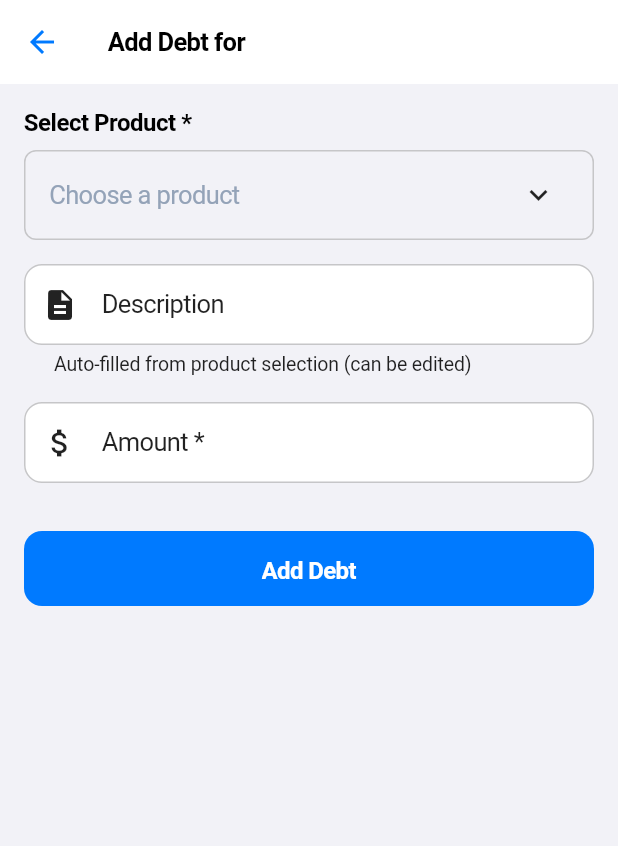
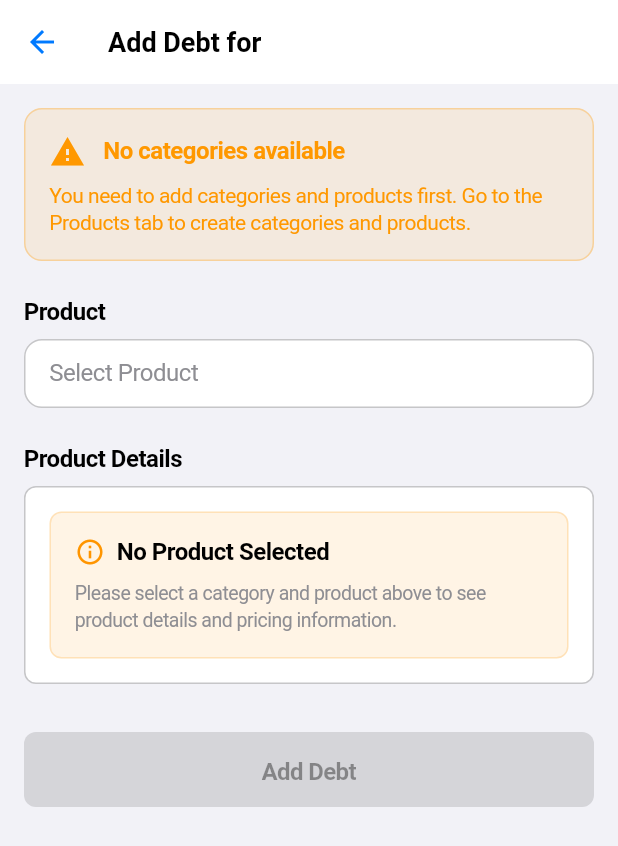
Before and after one commit to johnychnouda/Bechaalany-Debt, a Flutter app: the AddDebtScreen screen opened directly, on a phone screen of 412 x 824 dp. Shown: the top 846 px of the screen. Run offline on Flutter 3.47's test engine with Material 3 defaults, Android fonts, the phone set to English and light mode, and no system bars; our stand-ins replace connectivity_plus, cross_file, flutter_local_notifications, flutter_svg, hive, hive_flutter and 3 more; accounts and stored records are empty; generated files the repository leaves out were written again.

Commit message:
Redesign Add Debt screen with iOS-native UX - replace complex dropdowns with expandable chip selection, auto-fill amount from product price, and modern iOS design patterns

```diff
--- a/lib/screens/add_debt_screen.dart
+++ b/lib/screens/add_debt_screen.dart
@@ -5,7 +5,9 @@ import '../models/customer.dart';
 import '../models/debt.dart';
 import '../models/category.dart';
 import '../providers/app_state.dart';
+import '../utils/currency_formatter.dart';
 import '../services/notification_service.dart';
+import '../widgets/expandable_chip_dropdown.dart';
 
 class AddDebtScreen extends StatefulWidget {
   final Customer? customer;
@@ -17,50 +19,15 @@ class AddDebtScreen extends StatefulWidget {
 }
 
 class _AddDebtScreenState extends State<AddDebtScreen> {
-  final _formKey = GlobalKey<FormState>();
-  final _descriptionController = TextEditingController();
-  final _amountController = TextEditingController();
   Customer? _selectedCustomer;
+  ProductCategory? _selectedCategory;
+  Subcategory? _selectedSubcategory;
   bool _isLoading = false;
-
-  // Product selection
-  ProductCategory? _selectedCategory;
-  Subcategory? _selectedProduct;
 
   @override
   void initState() {
     super.initState();
     _selectedCustomer = widget.customer;
-
-    // Add listener to description controller for real-time validation
-    _descriptionController.addListener(() {
-      setState(() {}); // Rebuild to show/hide warning icon
-    });
-  }
-
-  @override
-  void dispose() {
-    _descriptionController.dispose();
-    _amountController.dispose();
-    super.dispose();
-  }
-
-  void _onProductSelected(Subcategory product) {
-    setState(() {
-      _selectedProduct = product;
-      _selectedCategory = null;
-      // Find the category for this product
-      final appState = Provider.of<AppState>(context, listen: false);
-      for (final category in appState.categories) {
-        if (category.subcategories.any((s) => s.id == product.id)) {
-          _selectedCategory = category;
-          break;
-        }
-      }
-      // Auto-fill amount and description
-      _amountController.text = product.sellingPrice.toString();
-      _descriptionController.text = '${product.name} - ${product.description ?? ''}'.trim();
-    });
   }
 
 
@@ -68,21 +35,20 @@ class _AddDebtScreenState extends State<AddDebtScreen> {
 
 
   Future<void> _saveDebt() async {
-    if (_formKey.currentState?.validate() == true && _selectedCustomer != null && _selectedProduct != null) {
+    if (_selectedCustomer != null && _selectedSubcategory != null) {
       setState(() {
         _isLoading = true;
       });
 
       try {
         final appState = Provider.of<AppState>(context, listen: false);
-        final amount = double.parse(_amountController.text.replaceAll(',', ''));
 
         final debt = Debt(
           id: appState.generateDebtId(),
           customerId: _selectedCustomer!.id,
           customerName: _selectedCustomer!.name,
-          description: _descriptionController.text.trim(),
-          amount: amount,
+          description: _selectedSubcategory!.name,
+          amount: _selectedSubcategory!.sellingPrice,
           type: DebtType.credit,
           status: DebtStatus.pending,
           createdAt: DateTime.now(),
@@ -116,179 +82,378 @@ class _AddDebtScreenState extends State<AddDebtScreen> {
     @override
   Widget build(BuildContext context) {
     return Scaffold(
+      backgroundColor: AppColors.dynamicBackground(context),
       appBar: AppBar(
-        title: Text('Add Debt for ${_selectedCustomer?.name ?? "Customer"}'),
+        title: Text('Add Debt for ${_selectedCustomer?.name ?? "Customer"}',
+          style: TextStyle(color: AppColors.dynamicTextPrimary(context))),
+        backgroundColor: AppColors.dynamicSurface(context),
+        elevation: 0,
+        iconTheme: IconThemeData(color: AppColors.dynamicPrimary(context)),
+        titleTextStyle: TextStyle(
+          color: AppColors.dynamicTextPrimary(context),
+          fontSize: 18,
+          fontWeight: FontWeight.w600,
         ),
-      body: Form(
-        key: _formKey,
-        child: ListView(
+      ),
+      body: Consumer<AppState>(
+        builder: (context, appState, child) {
+          return SingleChildScrollView(
             padding: const EdgeInsets.all(16),
+            child: Column(
+              crossAxisAlignment: CrossAxisAlignment.start,
               children: [
+                // Category Selection
+                _buildExpandableCategorySelection(appState),
+
+                const SizedBox(height: 24),
+
                 // Product Selection
-            Consumer<AppState>(
-              builder: (context, appState, child) {
+                _buildExpandableSubcategorySelection(appState),
+
+                const SizedBox(height: 24),
+
+                // Product Details
+                _buildProductDetails(),
+
+                const SizedBox(height: 32),
+
+                // Add Debt Button
+                _buildAddDebtButton(),
+                const SizedBox(height: 16),
+              ],
+            ),
+          );
+        },
+      ),
+    );
+  }
+
+  Widget _buildExpandableCategorySelection(AppState appState) {
+    final categories = appState.categories.whereType<ProductCategory>().toList();
+
+    if (categories.isEmpty) {
+      return Container(
+        padding: const EdgeInsets.all(16),
+        decoration: BoxDecoration(
+          color: Colors.orange.withAlpha(26),
+          borderRadius: BorderRadius.circular(12),
+          border: Border.all(color: Colors.orange.withAlpha(77)),
+        ),
+        child: Column(
+          crossAxisAlignment: CrossAxisAlignment.start,
+          children: [
+            Row(
+              children: [
+                Icon(Icons.warning, color: Colors.orange),
+                SizedBox(width: 12),
+                Expanded(
+                  child: Text(
+                    'No categories available',
+                    style: TextStyle(
+                      color: Colors.orange,
+                      fontWeight: FontWeight.w600,
+                      fontSize: 16,
+                    ),
+                  ),
+                ),
+              ],
+            ),
+            SizedBox(height: 8),
+            Text(
+              'You need to add categories and products first. Go to the Products tab to create categories and products.',
+              style: TextStyle(
+                color: Colors.orange,
+                fontSize: 14,
+              ),
+            ),
+          ],
+        ),
+      );
+    }
+
+    return ExpandableChipDropdown<ProductCategory>(
+      label: 'Category',
+      value: _selectedCategory,
+      items: categories,
+      itemToString: (category) => category.name,
+      onChanged: (category) {
+        setState(() {
+          _selectedCategory = category;
+          _selectedSubcategory = null;
+        });
+      },
+      placeholder: 'Select Category',
+    );
+  }
+
+  Widget _buildExpandableSubcategorySelection(AppState appState) {
+    final subcategories = _selectedCategory?.subcategories ?? [];
+
+    if (_selectedCategory != null && subcategories.isEmpty) {
+      return Container(
+        padding: const EdgeInsets.all(16),
+        decoration: BoxDecoration(
+          color: Colors.blue.withAlpha(26),
+          borderRadius: BorderRadius.circular(12),
+          border: Border.all(color: Colors.blue.withAlpha(77)),
+        ),
+        child: Column(
+          crossAxisAlignment: CrossAxisAlignment.start,
+          children: [
+            Row(
+              children: [
+                Icon(Icons.info, color: Colors.blue),
+                SizedBox(width: 12),
+                Expanded(
+                  child: Text(
+                    'No products in ${_selectedCategory!.name}',
+                    style: TextStyle(
+                      color: Colors.blue,
+                      fontWeight: FontWeight.w600,
+                      fontSize: 16,
+                    ),
+                  ),
+                ),
+              ],
+            ),
+            SizedBox(height: 8),
+            Text(
+              'Add products to this category in the Products tab.',
+              style: TextStyle(
+                color: Colors.blue,
+                fontSize: 14,
+              ),
+            ),
+          ],
+        ),
+      );
+    }
+
+    return ExpandableChipDropdown<Subcategory>(
+      label: 'Product',
+      value: _selectedSubcategory,
+      items: subcategories,
+      itemToString: (subcategory) => subcategory.name,
+      onChanged: (subcategory) {
+        setState(() {
+          _selectedSubcategory = subcategory;
+        });
+      },
+      placeholder: 'Select Product',
+      enabled: _selectedCategory != null,
+    );
+  }
+
+  Widget _buildProductDetails() {
     return Column(
       crossAxisAlignment: CrossAxisAlignment.start,
       children: [
         Text(
-                      'Select Product *',
+          'Product Details',
           style: TextStyle(
             fontSize: 16,
             fontWeight: FontWeight.w600,
-                        color: AppColors.textPrimary,
+            color: AppColors.dynamicTextPrimary(context),
           ),
         ),
         const SizedBox(height: 8),
         Container(
+          width: double.infinity,
+          padding: const EdgeInsets.all(16),
           decoration: BoxDecoration(
-                        border: Border.all(color: AppColors.border),
+            color: AppColors.dynamicSurface(context),
             borderRadius: BorderRadius.circular(8),
+            border: Border.all(color: AppColors.dynamicBorder(context)),
           ),
-                      child: ExpansionTile(
-                        title: Text(
-                          _selectedProduct?.name ?? 'Choose a product',
+          child: Column(
+            crossAxisAlignment: CrossAxisAlignment.start,
+            children: [
+              if (_selectedSubcategory != null) ...[
+                // Product Name with larger, more prominent display
+                Container(
+                  padding: const EdgeInsets.symmetric(horizontal: 12, vertical: 8),
+                  decoration: BoxDecoration(
+                    color: AppColors.dynamicPrimary(context).withAlpha(26),
+                    borderRadius: BorderRadius.circular(8),
+                    border: Border.all(color: AppColors.dynamicPrimary(context).withAlpha(51)),
+                  ),
+                  child: Row(
+                    children: [
+                      Icon(
+                        Icons.inventory_2,
+                        size: 24,
+                        color: AppColors.dynamicPrimary(context),
+                      ),
+                      const SizedBox(width: 12),
+                      Expanded(
+                        child: Text(
+                          _selectedSubcategory!.name,
                           style: TextStyle(
-                            color: _selectedProduct != null
-                                ? AppColors.textPrimary
-                                : AppColors.textLight,
+                            fontSize: 20,
+                            fontWeight: FontWeight.w700,
+                            color: AppColors.dynamicTextPrimary(context),
                           ),
                         ),
-                        subtitle: _selectedProduct != null
-                            ? Text('${_selectedProduct!.sellingPrice} ${_selectedProduct!.sellingPriceCurrency}')
-                            : null,
-                        children: [
-                          // Category selection
-                          if (appState.categories.isNotEmpty) ...[
-                            Padding(
-                              padding: const EdgeInsets.symmetric(horizontal: 16),
-                              child: DropdownButtonFormField<String>(
-                                value: _selectedCategory?.id,
-                                decoration: const InputDecoration(
-                                  labelText: 'Category',
-                                  border: OutlineInputBorder(),
                       ),
-                                items: [
-                                  const DropdownMenuItem(
-                                    value: null,
-                                    child: Text('All Categories'),
-                                  ),
-                                  ...appState.categories.map((category) => DropdownMenuItem(
-                                    value: category.id,
-                                    child: Text(category.name),
-                                  )),
                     ],
-                                onChanged: (categoryId) {
-                                  setState(() {
-                                    _selectedCategory = categoryId != null
-                                        ? appState.categories.firstWhere((c) => c.id == categoryId)
-                                        : null;
-                                    _selectedProduct = null;
-                                  });
-                                },
                   ),
                 ),
                 const SizedBox(height: 16),
-                          ],
 
-                          // Product selection
-                          Padding(
-                            padding: const EdgeInsets.symmetric(horizontal: 16),
-                            child: DropdownButtonFormField<String>(
-                              value: _selectedProduct?.id,
-                              decoration: const InputDecoration(
-                                labelText: 'Product *',
-                                border: OutlineInputBorder(),
+                // Category and Price in a clean layout
+                Row(
+                  children: [
+                    // Category Info
+                    Expanded(
+                      child: Container(
+                        padding: const EdgeInsets.all(12),
+                        decoration: BoxDecoration(
+                          color: AppColors.dynamicSurface(context),
+                          borderRadius: BorderRadius.circular(8),
+                          border: Border.all(color: AppColors.dynamicBorder(context)),
                         ),
-                              items: [
-                                const DropdownMenuItem(
-                                  value: null,
-                                  child: Text('Select a product'),
+                        child: Column(
+                          crossAxisAlignment: CrossAxisAlignment.start,
+                          children: [
+                            Row(
+                              children: [
+                                Icon(
+                                  Icons.category,
+                                  size: 16,
+                                  color: AppColors.dynamicTextSecondary(context),
                                 ),
-                                ...(_selectedCategory != null
-                                    ? _selectedCategory!.subcategories
-                                    : appState.categories.expand((c) => c.subcategories)
-                                ).map((product) => DropdownMenuItem(
-                                  value: product.id,
-                                  child: Text('${product.name} - ${product.sellingPrice} ${product.sellingPriceCurrency}'),
-                                )),
-                              ],
-                              onChanged: (productId) {
-                                if (productId != null) {
-                                  final product = (_selectedCategory != null
-                                      ? _selectedCategory!.subcategories
-                                      : appState.categories.expand((c) => c.subcategories)
-                                  ).firstWhere((p) => p.id == productId);
-                                  _onProductSelected(product);
-                                }
-                              },
-                              validator: (value) {
-                                if (value == null) {
-                                  return 'Please select a product';
-                                }
-                                return null;
-                              },
+                                const SizedBox(width: 6),
+                                Text(
+                                  'Category',
+                                  style: TextStyle(
+                                    fontSize: 12,
+                                    fontWeight: FontWeight.w500,
+                                    color: AppColors.dynamicTextSecondary(context),
                                   ),
                                 ),
-                          const SizedBox(height: 16),
+                              ],
+                            ),
+                            const SizedBox(height: 4),
+                            Text(
+                              _selectedCategory?.name ?? 'Not selected',
+                              style: TextStyle(
+                                fontSize: 14,
+                                fontWeight: FontWeight.w600,
+                                color: AppColors.dynamicTextPrimary(context),
+                              ),
+                            ),
+                          ],
+                        ),
+                      ),
+                    ),
+                    const SizedBox(width: 12),
+
+                    // Unit Price
+                    Expanded(
+                      child: Container(
+                        padding: const EdgeInsets.all(12),
+                        decoration: BoxDecoration(
+                          color: AppColors.dynamicSuccess(context).withAlpha(26),
+                          borderRadius: BorderRadius.circular(8),
+                          border: Border.all(color: AppColors.dynamicSuccess(context).withAlpha(51)),
+                        ),
+                        child: Column(
+                          crossAxisAlignment: CrossAxisAlignment.start,
+                          children: [
+                            Row(
+                              children: [
+                                Icon(
+                                  Icons.attach_money,
+                                  size: 16,
+                                  color: AppColors.dynamicSuccess(context),
+                                ),
+                                const SizedBox(width: 6),
+                                Text(
+                                  'Unit Price',
+                                  style: TextStyle(
+                                    fontSize: 12,
+                                    fontWeight: FontWeight.w500,
+                                    color: AppColors.dynamicSuccess(context),
+                                  ),
+                                ),
+                              ],
+                            ),
+                            const SizedBox(height: 4),
+                            Text(
+                              CurrencyFormatter.formatAmount(context, _selectedSubcategory!.sellingPrice, storedCurrency: _selectedSubcategory!.sellingPriceCurrency),
+                              style: TextStyle(
+                                fontSize: 14,
+                                fontWeight: FontWeight.w700,
+                                color: AppColors.dynamicSuccess(context),
+                              ),
+                            ),
+                          ],
+                        ),
+                      ),
+                    ),
+                  ],
+                ),
+              ] else ...[
+                // No Product Selected State - More helpful
+                Container(
+                  padding: const EdgeInsets.all(16),
+                  decoration: BoxDecoration(
+                    color: AppColors.dynamicWarning(context).withAlpha(26),
+                    borderRadius: BorderRadius.circular(8),
+                    border: Border.all(color: AppColors.dynamicWarning(context).withAlpha(51)),
+                  ),
+                  child: Column(
+                    children: [
+                      Row(
+                        children: [
+                          Icon(
+                            Icons.info_outline,
+                            size: 20,
+                            color: AppColors.dynamicWarning(context),
+                          ),
+                          const SizedBox(width: 8),
+                          Text(
+                            'No Product Selected',
+                            style: TextStyle(
+                              fontSize: 16,
+                              fontWeight: FontWeight.w600,
+                              color: AppColors.dynamicTextPrimary(context),
+                            ),
+                          ),
+                        ],
+                      ),
+                      const SizedBox(height: 8),
+                      Text(
+                        'Please select a category and product above to see product details and pricing information.',
+                        style: TextStyle(
+                          fontSize: 13,
+                          color: AppColors.dynamicTextSecondary(context),
+                          height: 1.4,
+                        ),
+                      ),
+                    ],
+                  ),
+                ),
+              ],
             ],
           ),
         ),
       ],
     );
-              },
-            ),
-            const SizedBox(height: 16),
+  }
 
-            // Description field (auto-filled from product, but editable)
-            TextFormField(
-              controller: _descriptionController,
-              decoration: InputDecoration(
-                labelText: 'Description',
-                border: const OutlineInputBorder(),
-                prefixIcon: const Icon(Icons.description),
-                helperText: 'Auto-filled from product selection (can be edited)',
-              ),
-              validator: (value) {
-                // Description is now optional since it's auto-filled
-                return null;
-              },
-            ),
-            const SizedBox(height: 16),
-
-            // Amount field
-            TextFormField(
-              controller: _amountController,
-              decoration: const InputDecoration(
-                labelText: 'Amount *',
-                border: OutlineInputBorder(),
-                prefixIcon: Icon(Icons.attach_money),
-              ),
-                                    keyboardType: const TextInputType.numberWithOptions(decimal: true),
-              validator: (value) {
-                if (value == null || value.trim().isEmpty) {
-                  return 'Please enter an amount';
-                }
-                final cleanValue = value.replaceAll(',', '');
-                if (double.tryParse(cleanValue) == null) {
-                  return 'Please enter a valid number';
-                }
-                if (double.parse(cleanValue) <= 0) {
-                  return 'Amount must be greater than 0';
-                }
-                return null;
-              },
-            ),
-            const SizedBox(height: 32),
-
-            // Save button
-            SizedBox(
+  Widget _buildAddDebtButton() {
+    return SizedBox(
       width: double.infinity,
       height: 50,
       child: ElevatedButton(
-                onPressed: _isLoading ? null : _saveDebt,
+        onPressed: _isLoading || _selectedSubcategory == null ? null : _saveDebt,
         style: ElevatedButton.styleFrom(
-                  backgroundColor: AppColors.primary,
+          backgroundColor: AppColors.dynamicPrimary(context),
           foregroundColor: Colors.white,
+          shape: RoundedRectangleBorder(
+            borderRadius: BorderRadius.circular(8),
+          ),
         ),
         child: _isLoading
             ? const SizedBox(
@@ -299,13 +464,12 @@ class _AddDebtScreenState extends State<AddDebtScreen> {
                   valueColor: AlwaysStoppedAnimation<Color>(Colors.white),
                 ),
               )
-                    : const Text(
+            : Text(
                 'Add Debt',
-                        style: TextStyle(fontSize: 16),
+                style: TextStyle(
+                  fontSize: 16,
+                  fontWeight: FontWeight.w600,
                 ),
-              ),
-            ),
-          ],
               ),
       ),
     );
```
Lines whose indentation alone changed are shown as unchanged.
